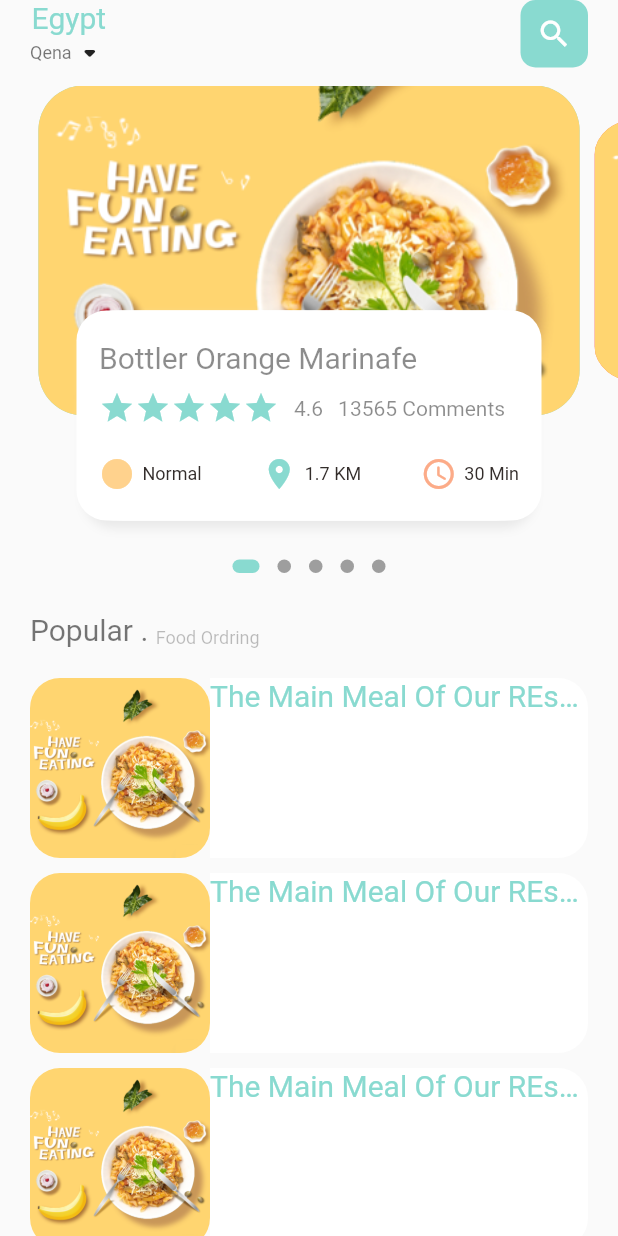
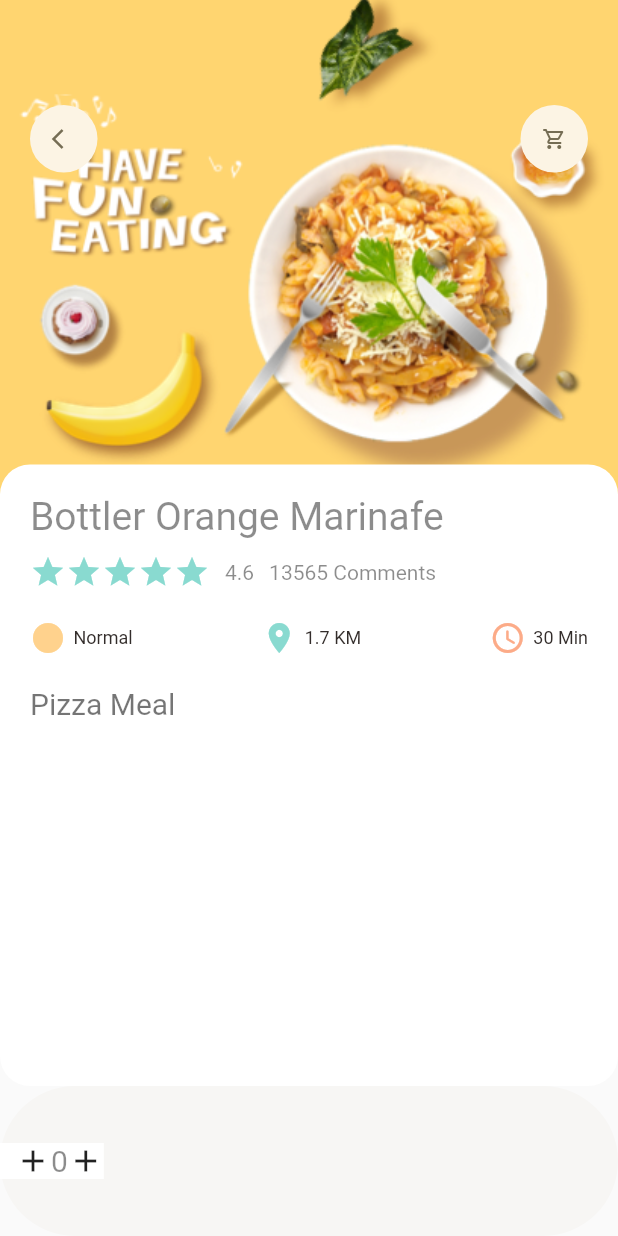
Before and after one commit to mohamedhosni250/flutter_app, a Flutter app: the screen it shows after launch, on a phone screen of 412 x 824 dp. Run offline on Flutter 3.47's test engine with Material 2 defaults, Android fonts, the phone set to English and light mode, and no system bars; drawn by our look-alikes of dots_indicator; our stand-ins replace get.

Commit message:
single product page

```diff
--- a/lib/main.dart
+++ b/lib/main.dart
@@ -1,5 +1,6 @@
 import 'package:flutter/material.dart';
-import 'package:food_delivery/home/main_screen_layout.dart';
+import 'package:food_delivery/screens/products/product_single_page.dart';
+import 'package:get/get_navigation/src/root/get_material_app.dart';
 
 void main() {
   runApp(const MyApp());
@@ -11,7 +12,8 @@ class MyApp extends StatelessWidget {
   // This widget is the root of your application.
   @override
   Widget build(BuildContext context) {
-    return MaterialApp(
+    return GetMaterialApp(
+      debugShowCheckedModeBanner: false,
       title: 'Flutter Demo',
       theme: ThemeData(
         // This is the theme of your application.
@@ -25,7 +27,7 @@ class MyApp extends StatelessWidget {
         // is not restarted.
         primarySwatch: Colors.blue,
       ),
-      home: const HomePage(),
+      home: const SingleProductPage(),
     );
   }
 }
--- a/lib/home/home_body.dart
+++ b/lib/screens/home/home_body.dart
@@ -87,7 +87,6 @@ class _HomeBodyState extends State<HomeBody> {
           height: 20,
         ),
         Container(
-          height: 900,
           child: ListView.builder(
               physics: NeverScrollableScrollPhysics(),
               shrinkWrap: true,
@@ -110,6 +109,7 @@ class _HomeBodyState extends State<HomeBody> {
                     //text container
                     Expanded(
                       child: Container(
+                        padding: EdgeInsets.only(left: 10, right: 10),
                         height: 120,
                         width: 200,
                         decoration: BoxDecoration(
@@ -117,11 +117,43 @@ class _HomeBodyState extends State<HomeBody> {
                             borderRadius: BorderRadius.only(
                                 topRight: Radius.circular(20),
                                 bottomRight: Radius.circular(20))),
-                        child: Column(children: [
-                          PrimaryTexy(
-                            text: 'The Main Meal Of Our REsturent',
-                          )
-                        ]),
+                        child: Column(
+                            crossAxisAlignment: CrossAxisAlignment.start,
+                            mainAxisAlignment: MainAxisAlignment.center,
+                            children: [
+                              PrimaryTexy(
+                                text: 'The Main Meal Of Our Resturent',
+                                color: Colors.black54,
+                              ),
+                              SizedBox(
+                                height: 10,
+                              ),
+                              SmallText(
+                                text: 'this meal Our favorite from china',
+                                color: Colors.black38,
+                              ),
+                              SizedBox(
+                                height: 10,
+                              ),
+                              Row(
+                                mainAxisAlignment:
+                                    MainAxisAlignment.spaceBetween,
+                                children: const [
+                                  IconTextWidget(
+                                      icon: Icons.circle_sharp,
+                                      text: 'Normal',
+                                      color: AppColors.iconColor1),
+                                  IconTextWidget(
+                                      icon: Icons.location_on,
+                                      text: '1.7 KM',
+                                      color: AppColors.mainColor),
+                                  IconTextWidget(
+                                      icon: Icons.access_time_rounded,
+                                      text: '30 Min',
+                                      color: AppColors.iconColor2),
+                                ],
+                              ),
+                            ]),
                       ),
                     )
                   ]),
--- a/lib/home/main_screen_layout.dart
+++ b/lib/screens/home/main_screen_layout.dart
@@ -1,8 +1,9 @@
 import 'package:flutter/material.dart';
-import 'package:food_delivery/home/home_body.dart';
 import 'package:food_delivery/utils/colors.dart';
 import 'package:food_delivery/widgets/primary_text.dart';
 import 'package:food_delivery/widgets/small_text.dart';
+
+import 'home_body.dart';
 
 class HomePage extends StatelessWidget {
   const HomePage({Key? key}) : super(key: key);
--- /dev/null
+++ b/lib/screens/products/product_single_page.dart
@@ -0,0 +1,154 @@
+import 'package:flutter/cupertino.dart';
+import 'package:flutter/material.dart';
+import 'package:flutter/rendering.dart';
+import 'package:food_delivery/utils/dimentios.dart';
+import 'package:food_delivery/widgets/app_icon.dart';
+
+import '../../utils/colors.dart';
+import '../../widgets/icon_text_widget.dart';
+import '../../widgets/primary_text.dart';
+import '../../widgets/small_text.dart';
+
+class SingleProductPage extends StatelessWidget {
+  const SingleProductPage({Key? key}) : super(key: key);
+
+  @override
+  Widget build(BuildContext context) {
+    return Scaffold(
+      body: Stack(
+        children: [
+          Positioned(
+            left: 0,
+            right: 0,
+            child: Container(
+              width: double.maxFinite,
+              height: Dimensions.singleProductPageSliderHeight,
+              decoration: const BoxDecoration(
+                image: DecorationImage(
+                  image: AssetImage('assets/image/food0.png'),
+                  fit: BoxFit.cover,
+                ),
+              ),
+            ),
+          ),
+          Positioned(
+              top: 70,
+              left: 20,
+              right: 20,
+              child: Row(
+                mainAxisAlignment: MainAxisAlignment.spaceBetween,
+                children: const [
+                  AppIcon(icon: Icons.arrow_back_ios),
+                  AppIcon(icon: Icons.shopping_cart_outlined),
+                ],
+              )),
+          Positioned(
+            top: Dimensions.singleProductPageSliderHeight - 20,
+            left: 0,
+            right: 0,
+            bottom: 0,
+            child: Container(
+              decoration: BoxDecoration(
+                  borderRadius: BorderRadius.circular(20), color: Colors.white),
+              child: Padding(
+                padding: const EdgeInsets.all(20.0),
+                child: Column(
+                  crossAxisAlignment: CrossAxisAlignment.start,
+                  children: [
+                    PrimaryTexy(
+                      text: 'Bottler Orange Marinafe',
+                      color: Colors.black45,
+                      size: 26,
+                    ),
+                    const SizedBox(
+                      height: 10,
+                    ),
+                    Row(
+                      children: [
+                        Wrap(
+                          children: List.generate(
+                              5,
+                              (index) => const Icon(
+                                    Icons.star,
+                                    color: AppColors.mainColor,
+                                  )),
+                        ),
+
+                        // ignore: prefer_const_constructors
+
+                        const SizedBox(width: 10.0),
+                        SmallText(
+                          text: '4.6',
+                          color: Colors.black45,
+                          size: 14,
+                        ),
+                        const SizedBox(width: 10.0),
+                        SmallText(
+                          text: '13565 Comments',
+                          color: Colors.black45,
+                          size: 14,
+                        ),
+                      ],
+                    ),
+                    const SizedBox(
+                      height: 20,
+                    ),
+                    Row(
+                      mainAxisAlignment: MainAxisAlignment.spaceBetween,
+                      children: const [
+                        IconTextWidget(
+                            icon: Icons.circle_sharp,
+                            text: 'Normal',
+                            color: AppColors.iconColor1),
+                        IconTextWidget(
+                            icon: Icons.location_on,
+                            text: '1.7 KM',
+                            color: AppColors.mainColor),
+                        IconTextWidget(
+                            icon: Icons.access_time_rounded,
+                            text: '30 Min',
+                            color: AppColors.iconColor2),
+                      ],
+                    ),
+                    const SizedBox(
+                      height: 20,
+                    ),
+                    PrimaryTexy(
+                      text: 'Pizza Meal',
+                      color: Colors.black54,
+                    )
+                  ],
+                ),
+              ),
+            ),
+          ),
+        ],
+      ),
+      bottomNavigationBar: Container(
+        height: 100,
+        decoration: BoxDecoration(
+          borderRadius: BorderRadius.circular(50),
+          color: AppColors.buttonBackgroundColor,
+        ),
+        child: Row(
+          children: [
+            Container(
+              padding: EdgeInsets.only(left: 10),
+              color: Colors.white,
+              child: Row(
+                children: [
+                  Icon(Icons.add),
+                  PrimaryTexy(
+                    text: '0',
+                    color: Colors.black45,
+                  ),
+                  Icon(Icons.add),
+                ],
+              ),
+            )
+          ],
+        ),
+      ),
+    );
+  }
+}
--- a/lib/utils/dimentios.dart
+++ b/lib/utils/dimentios.dart
@@ -1 +1,6 @@
-class Dimentions {}
+import 'package:get/get.dart';
+
+class Dimensions {
+  static double deviceHeight = Get.context!.height;
+  static double singleProductPageSliderHeight = deviceHeight / 2.5;
+}
--- /dev/null
+++ b/lib/widgets/app_icon.dart
@@ -0,0 +1,31 @@
+import 'package:flutter/material.dart';
+
+class AppIcon extends StatelessWidget {
+  final IconData icon;
+  final Color backgroundColor;
+  final Color iconColor;
+  final double size;
+  const AppIcon(
+      {Key? key,
+      required this.icon,
+      this.backgroundColor = const Color(0xFFfcf4e4),
+      this.iconColor = const Color(0xFF756d54),
+      this.size = 45})
+      : super(key: key);
+
+  @override
+  Widget build(BuildContext context) {
+    return Container(
+      width: size,
+      height: size,
+      decoration: BoxDecoration(
+          borderRadius: BorderRadius.circular(size / 2),
+          color: backgroundColor),
+      child: Icon(
+        icon,
+        color: iconColor,
+        size: 16,
+      ),
+    );
+  }
+}
```
